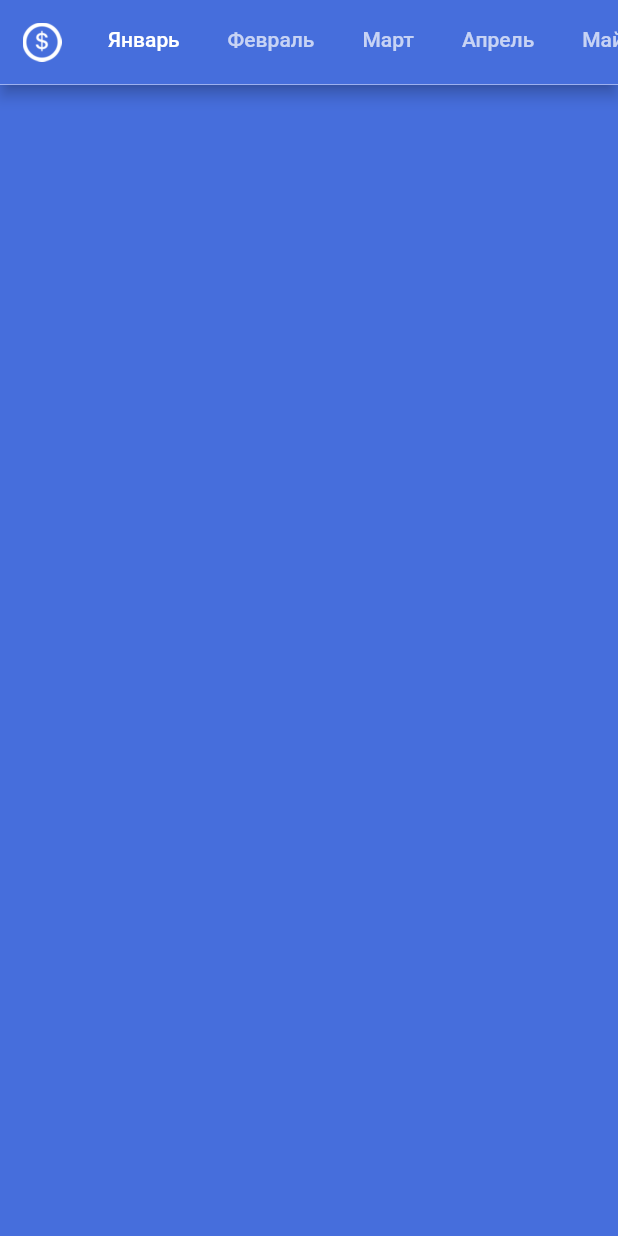
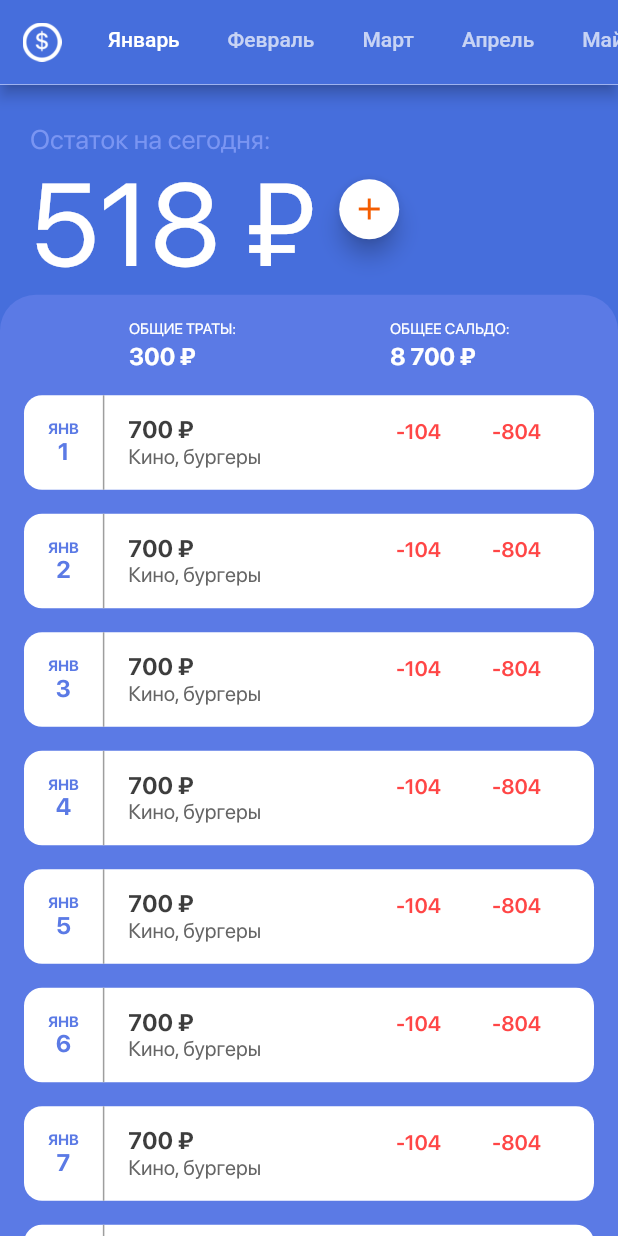
Before and after one commit to Quintessencion/cost_control_flutter, a Flutter app: the screen it shows after launch, on a phone screen of 412 x 824 dp. Run offline on Flutter 3.47's test engine with Material 2 defaults, Android fonts, the phone set to English and light mode, and no system bars; our stand-ins replace flutter_redux, redux; project files that could hold a hidden picture were left out.

Commit message:
First version of main screen

```diff
--- /dev/null
+++ b/lib/entities/day.dart
@@ -0,0 +1,6 @@
+class Day {
+  int monthNumber;
+  int number;
+
+  Day({this.monthNumber, this.number});
+}
--- a/lib/entities/month.dart
+++ b/lib/entities/month.dart
@@ -1,27 +1,10 @@
+import 'package:cost_control/entities/day.dart';
+
 class Month {
   int number;
   String name;
+  String shortName;
+  List<Day> days;
 
-  Month({this.number, this.name});
-
-  static List<Month> fromJsonArray(List<dynamic> json) {
-    if (json == null) {
-      return new List();
-    }
-    List<Month> res = new List();
-    for (dynamic room in json) {
-      res.add(Month.fromJson(room));
-    }
-    return res;
-  }
-
-  factory Month.fromJson(Map<String, dynamic> json) => new Month(
-        number: json["number"],
-        name: json["name"],
-      );
-
-  Map<String, dynamic> toJson() => {
-        "number": number,
-        "name": name,
-      };
+  Month({this.number, this.name, this.shortName, this.days});
 }
--- a/lib/main.dart
+++ b/lib/main.dart
@@ -1,3 +1,4 @@
+import 'package:flutter_localizations/flutter_localizations.dart';
 import 'package:flutter/material.dart';
 import 'package:flutter_redux/flutter_redux.dart';
 import 'package:redux/redux.dart';
@@ -22,6 +23,13 @@ class MyApp extends StatelessWidget {
           primarySwatch: Colors.blue,
           primaryColor: Color.fromRGBO(70, 110, 220, 1),
         ),
+          localizationsDelegates: [
+            GlobalMaterialLocalizations.delegate,
+            GlobalWidgetsLocalizations.delegate,
+          ],
+          supportedLocales: [
+            Locale('ru', 'RUS')
+          ],
         home: MainScreen(),
       ),
     );
--- a/lib/redux/middlewares/MainMiddleware.dart
+++ b/lib/redux/middlewares/MainMiddleware.dart
@@ -1,17 +1,26 @@
-import 'dart:convert';
-import 'package:flutter/services.dart';
 import 'package:redux/redux.dart';
 import 'package:cost_control/redux/states/appState.dart';
 import 'package:cost_control/redux/actions/mainActions.dart';
 import 'package:cost_control/entities/month.dart';
+import 'package:cost_control/entities/day.dart';
+import 'package:cost_control/utils/timeUtils.dart';
 
 class MainMiddleware extends MiddlewareClass<AppState> {
   @override
   void call(Store<AppState> store, action, NextDispatcher next) async {
-    //TODO: Здесь должна быть довольно сложная логика с начальной инициализацией базы даннных с использованием данных из json
-    //Но пока просто загрузка из json
-    String data = await rootBundle.loadString("assets/jsons/months_init.json");
-    List<Month> months = Month.fromJsonArray(new JsonDecoder().convert(data)["data"]);
+    List<Month> months = new List();
+    for (int i = 1; i <= TimeUtils.MONTH_IN_YEAR; i++) {
+      List<Day> days = new List();
+      for (int j = 1; j <= TimeUtils.getDaysCountByMonth(i); j++) {
+        days.add(new Day(number: j));
+      }
+      months.add(new Month(
+        number: i,
+        name: TimeUtils.getMonthNameByNumber(i),
+        shortName: TimeUtils.getMonthShortNameByNumber(i),
+        days: days,
+      ));
+    }
     next(new OnMonthsLoaded(months: months));
   }
 }
--- a/lib/redux/screens/mainScreen.dart
+++ b/lib/redux/screens/mainScreen.dart
@@ -3,6 +3,8 @@ import 'package:flutter_redux/flutter_redux.dart';
 import 'package:cost_control/redux/states/appState.dart';
 import 'package:cost_control/redux/view_models/mainViewModel.dart';
 import 'package:cost_control/redux/actions/mainActions.dart';
+import 'package:cost_control/utils/timeUtils.dart';
+import 'package:cost_control/views/MonthFragment.dart';
 
 class MainScreen extends StatefulWidget {
   @override
@@ -16,7 +18,8 @@ class _MainScreenState extends State<MainScreen>
   @override
   void initState() {
     super.initState();
-    _tabController = TabController(vsync: this, length: 12);
+    _tabController =
+        TabController(vsync: this, length: TimeUtils.MONTH_IN_YEAR);
   }
 
   @override
@@ -53,7 +56,17 @@ class _MainScreenState extends State<MainScreen>
         title: getTabBar(vm),
         bottom: getBottomBarLine(),
       ),
-      body: Container(color: Theme.of(context).primaryColor),
+      body: getTabView(vm),
+    );
+  }
+
+  Widget getTabView(MainViewModel vm) {
+    if (vm.state.months == null) {
+      return null;
+    }
+    return TabBarView(
+      controller: _tabController,
+      children: vm.state.months.map((month) => MonthFragment(month)).toList(),
     );
   }
 
--- /dev/null
+++ b/lib/utils/timeUtils.dart
@@ -0,0 +1,40 @@
+import 'package:intl/intl.dart';
+
+class TimeUtils {
+  static const int MONTH_IN_YEAR = 12;
+  static const String LOCALE = "ru_RUS";
+  static const String M_FORMAT = "MMMM";
+  static const String SHORT_M_FORMAT = "MMM";
+
+  static bool dayEquals(DateTime a, DateTime b) {
+    return a.year == b.year &&
+        a.month == b.month &&
+        a.day == b.day;
+  }
+
+  static int getDaysCountByMonth(int month) {
+    DateTime now = DateTime.now();
+    return month < MONTH_IN_YEAR ? DateTime(now.year, month + 1, 0).day : DateTime(now.year + 1, 1, 0).day;
+  }
+
+  static String getMonthNameByNumber(int month) {
+    DateTime now = DateTime.now();
+    DateTime date = DateTime(now.year, month, 1);
+    String res = dateToString(M_FORMAT, date);
+    return res.substring(0, 1).toUpperCase() + res.substring(1);
+  }
+
+  static String getMonthShortNameByNumber(int month) {
+    DateTime now = DateTime.now();
+    DateTime date = DateTime(now.year, month, 1);
+    String res = dateToString(SHORT_M_FORMAT, date);
+    if (res.substring(res.length - 1) == ".") {
+      res = res.substring(0, res.length - 1);
+    }
+    return res.toUpperCase();
+  }
+
+  static String dateToString(String format, DateTime date) {
+    return new DateFormat(format, LOCALE).format(date);
+  }
+}
--- /dev/null
+++ b/lib/views/DayView.dart
@@ -0,0 +1,117 @@
+import 'package:flutter/material.dart';
+import 'package:cost_control/entities/month.dart';
+import 'package:cost_control/entities/day.dart';
+
+class DayView extends StatelessWidget {
+  final Month month;
+  final Day day;
+
+  DayView(this.month, this.day);
+
+  @override
+  Widget build(BuildContext context) {
+    return Container(
+      margin: EdgeInsets.only(top: 16, left: 16, right: 16),
+      child: IntrinsicHeight(
+        child: Row(
+          crossAxisAlignment: CrossAxisAlignment.start,
+          children: <Widget>[
+            Padding(
+              padding: EdgeInsets.all(16),
+              child: Column(
+                children: <Widget>[
+                  Text(
+                    month.shortName,
+                    style: TextStyle(
+                      fontFamily: "SFPro",
+                      fontSize: 10,
+                      fontWeight: FontWeight.bold,
+                      color: Color.fromRGBO(91, 122, 229, 1),
+                    ),
+                  ),
+                  Text(
+                    day.number.toString(),
+                    style: TextStyle(
+                      fontFamily: "SFPro",
+                      fontSize: 16,
+                      fontWeight: FontWeight.bold,
+                      color: Color.fromRGBO(91, 122, 229, 1),
+                    ),
+                  )
+                ],
+              ),
+            ),
+            Container(
+              constraints: BoxConstraints.expand(width: 1),
+              color: Colors.grey,
+            ),
+            Padding(
+              padding: EdgeInsets.only(left: 16),
+              child: Column(
+                mainAxisAlignment: MainAxisAlignment.center,
+                crossAxisAlignment: CrossAxisAlignment.start,
+                children: <Widget>[
+                  Text(
+                    "700 ₽",
+                    style: TextStyle(
+                      fontFamily: "SFPro",
+                      fontSize: 16,
+                      fontWeight: FontWeight.bold,
+                      color: Color.fromRGBO(61, 61, 61, 1),
+                    ),
+                  ),
+                  Text(
+                    "Кино, бургеры",
+                    style: TextStyle(
+                      fontFamily: "SFPro",
+                      fontSize: 14,
+                      fontWeight: FontWeight.w300,
+                      color: Color.fromRGBO(101, 101, 101, 1),
+                    ),
+                  ),
+                ],
+              ),
+            ),
+            Expanded(child: Container()),
+            Padding(
+              padding: EdgeInsets.only(top: 16),
+              child: Stack(
+                alignment: Alignment.topRight,
+                children: <Widget>[
+                  Container(
+                    width: 132,
+                    child: Text(
+                      "-104",
+                      style: TextStyle(
+                        fontFamily: "SFPro",
+                        fontSize: 14,
+                        fontWeight: FontWeight.w600,
+                        color: Color.fromRGBO(255, 70, 70, 1),
+                      ),
+                    ),
+                  ),
+                  Container(
+                    width: 68,
+                    child: Text(
+                      "-804",
+                      style: TextStyle(
+                        fontFamily: "SFPro",
+                        fontSize: 14,
+                        fontWeight: FontWeight.w600,
+                        color: Color.fromRGBO(255, 70, 70, 1),
+                      ),
+                    ),
+                  ),
+                ],
+              ),
+            )
+          ],
+        ),
+      ),
+      decoration: BoxDecoration(
+        color: Colors.white,
+        borderRadius: BorderRadius.all(Radius.circular(12)),
+      ),
+    );
+  }
+}
--- /dev/null
+++ b/lib/views/MonthFragment.dart
@@ -0,0 +1,150 @@
+import 'package:flutter/material.dart';
+import 'package:cost_control/views/DayView.dart';
+import 'package:cost_control/entities/month.dart';
+import 'package:cost_control/entities/day.dart';
+
+class MonthFragment extends StatefulWidget {
+  final Month month;
+
+  MonthFragment(this.month);
+
+  @override
+  _MonthFragmentState createState() => _MonthFragmentState();
+}
+
+class _MonthFragmentState extends State<MonthFragment> {
+  @override
+  Widget build(BuildContext context) {
+    return Container(
+      color: Theme.of(context).primaryColor,
+      constraints: BoxConstraints.expand(),
+      child: SingleChildScrollView(
+        child: Column(
+          crossAxisAlignment: CrossAxisAlignment.start,
+          children: <Widget>[
+            Padding(
+              padding: EdgeInsets.only(left: 20, top: 26),
+              child: Text(
+                "Остаток на сегодня:",
+                style: TextStyle(
+                  fontFamily: "SFPro",
+                  fontSize: 18,
+                  color: Color.fromRGBO(122, 149, 242, 1),
+                ),
+              ),
+            ),
+            Row(
+              crossAxisAlignment: CrossAxisAlignment.start,
+              children: <Widget>[
+                Padding(
+                  padding: EdgeInsets.only(left: 20),
+                  child: Text(
+                    "518 ₽",
+                    style: TextStyle(
+                      fontFamily: "SFPro",
+                      fontSize: 78,
+                      fontWeight: FontWeight.w300,
+                      color: Colors.white,
+                    ),
+                  ),
+                ),
+                Padding(
+                  padding: EdgeInsets.only(left: 16, top: 16),
+                  child: Container(
+                    width: 40,
+                    height: 40,
+                    child: FloatingActionButton(
+                      backgroundColor: Colors.white,
+                      foregroundColor: Color.fromRGBO(244, 93, 1, 1),
+                      child: Icon(Icons.add),
+                      onPressed: null,
+                    ),
+                  ),
+                )
+              ],
+            ),
+            Container(
+              decoration: BoxDecoration(
+                color: Color.fromRGBO(91, 122, 229, 1),
+                borderRadius: BorderRadius.only(
+                  topLeft: Radius.circular(24),
+                  topRight: Radius.circular(24),
+                ),
+              ),
+              child: Column(
+                children: <Widget>[
+                  Padding(
+                    padding: EdgeInsets.only(top: 16),
+                    child: Row(
+                      children: <Widget>[
+                        Padding(
+                          padding: EdgeInsets.only(left: 86),
+                          child: Column(
+                            crossAxisAlignment: CrossAxisAlignment.start,
+                            children: <Widget>[
+                              Text(
+                                "ОБЩИЕ ТРАТЫ:",
+                                style: TextStyle(
+                                  fontFamily: "SFPro",
+                                  fontSize: 10,
+                                  color: Colors.white,
+                                ),
+                              ),
+                              Padding(padding: EdgeInsets.only(top: 4)),
+                              Text(
+                                "300 ₽",
+                                style: TextStyle(
+                                  fontFamily: "SFPro",
+                                  fontSize: 16,
+                                  fontWeight: FontWeight.bold,
+                                  color: Colors.white,
+                                ),
+                              )
+                            ],
+                          ),
+                        ),
+                        Expanded(child: Container()),
+                        Container(
+                          width: 152,
+                          child: Column(
+                            crossAxisAlignment: CrossAxisAlignment.start,
+                            children: <Widget>[
+                              Text(
+                                "ОБЩЕЕ САЛЬДО:",
+                                style: TextStyle(
+                                  fontFamily: "SFPro",
+                                  fontSize: 10,
+                                  color: Colors.white,
+                                ),
+                              ),
+                              Padding(padding: EdgeInsets.only(top: 4)),
+                              Text(
+                                "8 700 ₽",
+                                style: TextStyle(
+                                  fontFamily: "SFPro",
+                                  fontSize: 16,
+                                  fontWeight: FontWeight.bold,
+                                  color: Colors.white,
+                                ),
+                              )
+                            ],
+                          ),
+                        ),
+                      ],
+                    ),
+                  ),
+                  Column(
+                    children: widget.month.days
+                        .map((day) => DayView(widget.month, day))
+                        .toList(),
+                  ),
+                  Padding(padding: EdgeInsets.only(top: 16)),
+                ],
+              ),
+            ),
+          ],
+        ),
+      ),
+    );
+  }
+}
--- a/pubspec.yaml
+++ b/pubspec.yaml
@@ -15,8 +15,11 @@ environment:
 dependencies:
   flutter:
     sdk: flutter
+  flutter_localizations:
+    sdk: flutter
 
   flutter_redux: ^0.5.3
+  intl: ^0.15.7
 
   # The following adds the Cupertino Icons font to your application.
   # Use with the CupertinoIcons class for iOS style icons.
```
